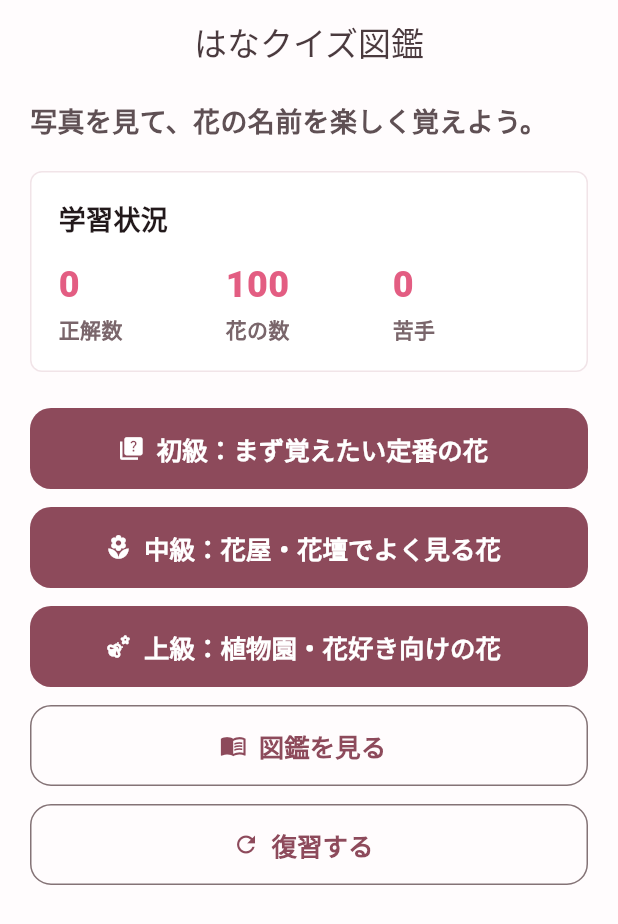
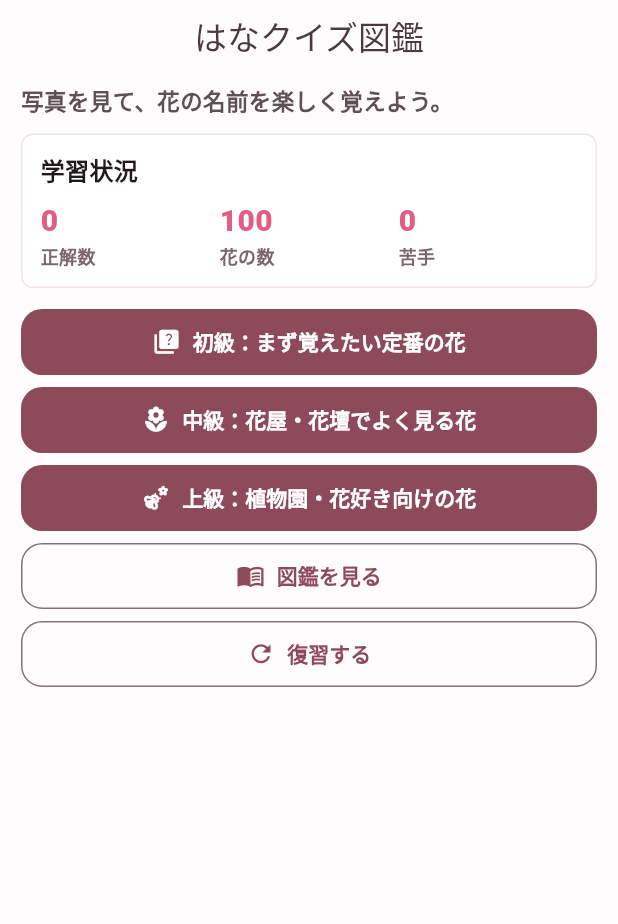
Before and after one commit to atto87/atto87.github.io, a Flutter app: the screen it shows after launch, on a phone screen of 412 x 824 dp. Shown: the top 924 px of the screen. Run offline on Flutter 3.47's test engine with Material 3 defaults, Android fonts, the phone set to English and light mode, and no system bars; our stand-ins replace shared_preferences.

Commit message:
Fit web home screen on iPhone XS

```diff
--- a/lib/screens/home_screen.dart
+++ b/lib/screens/home_screen.dart
@@ -53,62 +53,190 @@ class _HomeScreenState extends State<HomeScreen> {
   @override
   Widget build(BuildContext context) {
     return Scaffold(
-      appBar: AppBar(title: const Text('はなクイズ図鑑')),
+      appBar: AppBar(
+        title: const Text('はなクイズ図鑑'),
+        toolbarHeight: 48,
+      ),
       body: SafeArea(
-        child: ListView(
-          padding: const EdgeInsets.fromLTRB(20, 12, 20, 28),
-          children: [
-            const Text(
-              '写真を見て、花の名前を楽しく覚えよう。',
-              style: TextStyle(
-                fontSize: 18,
-                color: Color(0xFF5F5054),
-                fontWeight: FontWeight.w700,
+        child: LayoutBuilder(
+          builder: (context, constraints) {
+            final compact =
+                constraints.maxWidth <= 430 || constraints.maxHeight <= 760;
+            final horizontalPadding = compact ? 14.0 : 20.0;
+            final verticalPadding = compact ? 8.0 : 12.0;
+            final bottomPadding = compact ? 10.0 : 28.0;
+
+            final content = Padding(
+              padding: EdgeInsets.fromLTRB(
+                horizontalPadding,
+                verticalPadding,
+                horizontalPadding,
+                bottomPadding,
               ),
-            ),
-            const SizedBox(height: 20),
-            FutureBuilder<ProgressSummaryData>(
-              future: _summaryFuture,
-              builder: (context, snapshot) {
-                if (!snapshot.hasData) {
-                  return const Center(child: CircularProgressIndicator());
-                }
-                return ProgressSummary(summary: snapshot.data!);
-              },
-            ),
-            const SizedBox(height: 24),
-            FilledButton.icon(
-              onPressed: () => _openQuiz(FlowerDifficulty.beginner),
-              icon: const Icon(Icons.quiz),
-              label: Text(FlowerDifficulty.beginner.appLabel),
-            ),
-            const SizedBox(height: 12),
-            FilledButton.icon(
-              onPressed: () => _openQuiz(FlowerDifficulty.intermediate),
-              icon: const Icon(Icons.local_florist),
-              label: Text(FlowerDifficulty.intermediate.appLabel),
-            ),
-            const SizedBox(height: 12),
-            FilledButton.icon(
-              onPressed: () => _openQuiz(FlowerDifficulty.advanced),
-              icon: const Icon(Icons.emoji_nature),
-              label: Text(FlowerDifficulty.advanced.appLabel),
-            ),
-            const SizedBox(height: 12),
-            OutlinedButton.icon(
-              onPressed: () => _openRoute(EncyclopediaScreen.routeName),
-              icon: const Icon(Icons.menu_book),
-              label: const Text('図鑑を見る'),
-            ),
-            const SizedBox(height: 12),
-            OutlinedButton.icon(
-              onPressed: () => _openRoute(ReviewScreen.routeName),
-              icon: const Icon(Icons.refresh),
-              label: const Text('復習する'),
-            ),
-          ],
+              child: _HomeContent(
+                compact: compact,
+                summaryFuture: _summaryFuture,
+                onOpenQuiz: _openQuiz,
+                onOpenRoute: _openRoute,
+              ),
+            );
+
+            if (!compact) {
+              return ListView(children: [content]);
+            }
+
+            return SizedBox.expand(
+              child: Align(
+                alignment: Alignment.topCenter,
+                child: FittedBox(
+                  fit: BoxFit.scaleDown,
+                  alignment: Alignment.topCenter,
+                  child: SizedBox(
+                    width: constraints.maxWidth,
+                    child: content,
+                  ),
+                ),
+              ),
+            );
+          },
         ),
       ),
     );
   }
 }
+
+class _HomeContent extends StatelessWidget {
+  const _HomeContent({
+    required this.compact,
+    required this.summaryFuture,
+    required this.onOpenQuiz,
+    required this.onOpenRoute,
+  });
+
+  final bool compact;
+  final Future<ProgressSummaryData> summaryFuture;
+  final Future<void> Function(FlowerDifficulty difficulty) onOpenQuiz;
+  final Future<void> Function(String routeName) onOpenRoute;
+
+  @override
+  Widget build(BuildContext context) {
+    final gap = compact ? 8.0 : 12.0;
+    final largeGap = compact ? 14.0 : 24.0;
+
+    return Column(
+      mainAxisSize: MainAxisSize.min,
+      crossAxisAlignment: CrossAxisAlignment.stretch,
+      children: [
+        Text(
+          '写真を見て、花の名前を楽しく覚えよう。',
+          style: TextStyle(
+            fontSize: compact ? 15 : 18,
+            color: const Color(0xFF5F5054),
+            fontWeight: FontWeight.w700,
+          ),
+        ),
+        SizedBox(height: compact ? 12 : 20),
+        FutureBuilder<ProgressSummaryData>(
+          future: summaryFuture,
+          builder: (context, snapshot) {
+            if (!snapshot.hasData) {
+              return const Center(child: CircularProgressIndicator());
+            }
+            return ProgressSummary(
+              summary: snapshot.data!,
+              compact: compact,
+            );
+          },
+        ),
+        SizedBox(height: largeGap),
+        _HomeButton(
+          compact: compact,
+          icon: Icons.quiz,
+          label: FlowerDifficulty.beginner.appLabel,
+          onPressed: () => onOpenQuiz(FlowerDifficulty.beginner),
+        ),
+        SizedBox(height: gap),
+        _HomeButton(
+          compact: compact,
+          icon: Icons.local_florist,
+          label: FlowerDifficulty.intermediate.appLabel,
+          onPressed: () => onOpenQuiz(FlowerDifficulty.intermediate),
+        ),
+        SizedBox(height: gap),
+        _HomeButton(
+          compact: compact,
+          icon: Icons.emoji_nature,
+          label: FlowerDifficulty.advanced.appLabel,
+          onPressed: () => onOpenQuiz(FlowerDifficulty.advanced),
+        ),
+        SizedBox(height: gap),
+        _HomeButton(
+          compact: compact,
+          outlined: true,
+          icon: Icons.menu_book,
+          label: '図鑑を見る',
+          onPressed: () => onOpenRoute(EncyclopediaScreen.routeName),
+        ),
+        SizedBox(height: gap),
+        _HomeButton(
+          compact: compact,
+          outlined: true,
+          icon: Icons.refresh,
+          label: '復習する',
+          onPressed: () => onOpenRoute(ReviewScreen.routeName),
+        ),
+      ],
+    );
+  }
+}
+
+class _HomeButton extends StatelessWidget {
+  const _HomeButton({
+    required this.compact,
+    required this.icon,
+    required this.label,
+    required this.onPressed,
+    this.outlined = false,
+  });
+
+  final bool compact;
+  final IconData icon;
+  final String label;
+  final VoidCallback onPressed;
+  final bool outlined;
+
+  @override
+  Widget build(BuildContext context) {
+    final minimumSize = Size.fromHeight(compact ? 44 : 54);
+    final textStyle = TextStyle(
+      fontSize: compact ? 14 : 17,
+      fontWeight: FontWeight.w700,
+    );
+
+    if (outlined) {
+      return OutlinedButton.icon(
+        onPressed: onPressed,
+        icon: Icon(icon, size: compact ? 19 : 22),
+        label: Text(label, maxLines: 1, overflow: TextOverflow.ellipsis),
+        style: OutlinedButton.styleFrom(
+          minimumSize: minimumSize,
+          tapTargetSize: MaterialTapTargetSize.shrinkWrap,
+          textStyle: textStyle,
+          padding: EdgeInsets.symmetric(horizontal: compact ? 12 : 18),
+        ),
+      );
+    }
+
+    return FilledButton.icon(
+      onPressed: onPressed,
+      icon: Icon(icon, size: compact ? 19 : 22),
+      label: Text(label, maxLines: 1, overflow: TextOverflow.ellipsis),
+      style: FilledButton.styleFrom(
+        minimumSize: minimumSize,
+        tapTargetSize: MaterialTapTargetSize.shrinkWrap,
+        textStyle: textStyle,
+        padding: EdgeInsets.symmetric(horizontal: compact ? 12 : 18),
+      ),
+    );
+  }
+}
--- a/lib/widgets/progress_summary.dart
+++ b/lib/widgets/progress_summary.dart
@@ -6,15 +6,17 @@ class ProgressSummary extends StatelessWidget {
   const ProgressSummary({
     super.key,
     required this.summary,
+    this.compact = false,
   });
 
   final ProgressSummaryData summary;
+  final bool compact;
 
   @override
   Widget build(BuildContext context) {
     return Container(
       width: double.infinity,
-      padding: const EdgeInsets.all(18),
+      padding: EdgeInsets.all(compact ? 12 : 18),
       decoration: BoxDecoration(
         color: Colors.white,
         borderRadius: BorderRadius.circular(8),
@@ -23,38 +25,47 @@ class ProgressSummary extends StatelessWidget {
       child: Column(
         crossAxisAlignment: CrossAxisAlignment.start,
         children: [
-          const Text(
+          Text(
             '学習状況',
-            style: TextStyle(fontSize: 18, fontWeight: FontWeight.w800),
+            style: TextStyle(
+              fontSize: compact ? 16 : 18,
+              fontWeight: FontWeight.w800,
+            ),
           ),
-          const SizedBox(height: 14),
+          SizedBox(height: compact ? 8 : 14),
           Row(
             children: [
               Expanded(
                 child: _SummaryItem(
                   label: '正解数',
                   value: '${summary.totalCorrect}',
+                  compact: compact,
                 ),
               ),
               Expanded(
                 child: _SummaryItem(
                   label: '花の数',
                   value: '${summary.registeredFlowerCount}',
+                  compact: compact,
                 ),
               ),
               Expanded(
                 child: _SummaryItem(
                   label: '苦手',
                   value: '${summary.weakFlowerCount}',
+                  compact: compact,
                 ),
               ),
             ],
           ),
           if (summary.lastStudiedAt != null) ...[
-            const SizedBox(height: 12),
+            SizedBox(height: compact ? 8 : 12),
             Text(
-              '最後の学習: ${_formatDate(summary.lastStudiedAt!)}',
-              style: const TextStyle(color: Color(0xFF7A666B)),
+              '最後の学習 ${_formatDate(summary.lastStudiedAt!)}',
+              style: TextStyle(
+                color: const Color(0xFF7A666B),
+                fontSize: compact ? 12 : 14,
+              ),
             ),
           ],
         ],
@@ -71,10 +82,12 @@ class _SummaryItem extends StatelessWidget {
   const _SummaryItem({
     required this.label,
     required this.value,
+    required this.compact,
   });
 
   final String label;
   final String value;
+  final bool compact;
 
   @override
   Widget build(BuildContext context) {
@@ -83,18 +96,19 @@ class _SummaryItem extends StatelessWidget {
       children: [
         Text(
           value,
-          style: const TextStyle(
-            fontSize: 24,
+          style: TextStyle(
+            fontSize: compact ? 20 : 24,
             fontWeight: FontWeight.w900,
-            color: Color(0xFFE35D82),
+            color: const Color(0xFFE35D82),
           ),
         ),
-        const SizedBox(height: 2),
+        SizedBox(height: compact ? 0 : 2),
         Text(
           label,
-          style: const TextStyle(
-            color: Color(0xFF7A666B),
+          style: TextStyle(
+            color: const Color(0xFF7A666B),
             fontWeight: FontWeight.w700,
+            fontSize: compact ? 12 : 14,
           ),
         ),
       ],
```
Also changed, not shown: 2 other files.
